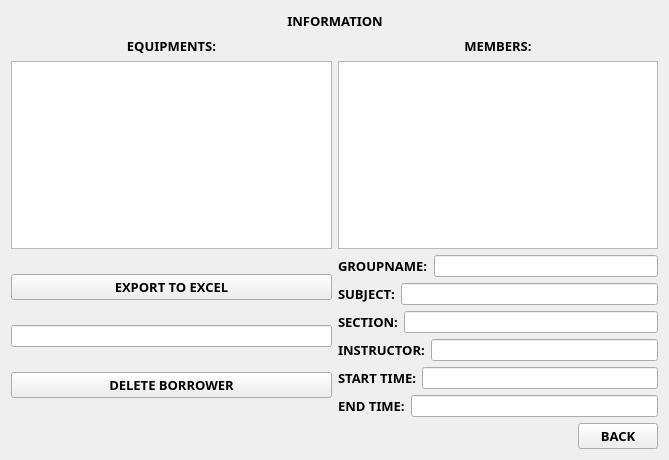
This is infopopup.ui in markytools/sume-borrower-app as Qt 5 draws it before an edit. The edited form follows.
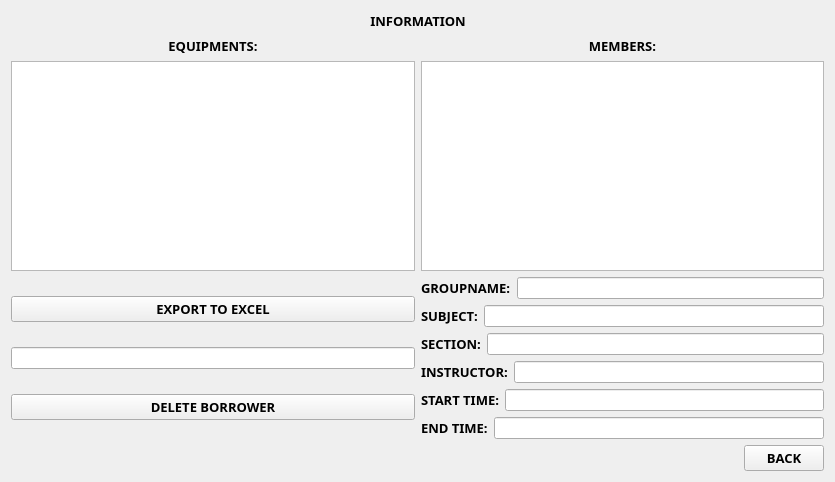
This is the edited form.

```diff
--- a/infopopup.ui
+++ b/infopopup.ui
@@ -6,14 +6,14 @@
    <rect>
     <x>0</x>
     <y>0</y>
-    <width>669</width>
-    <height>460</height>
+    <width>835</width>
+    <height>482</height>
    </rect>
   </property>
   <property name="minimumSize">
    <size>
-    <width>0</width>
-    <height>0</height>
+    <width>835</width>
+    <height>482</height>
    </size>
   </property>
   <property name="maximumSize">
```
Left out of the diff: 4 changed lines with no effect on the pictures.
